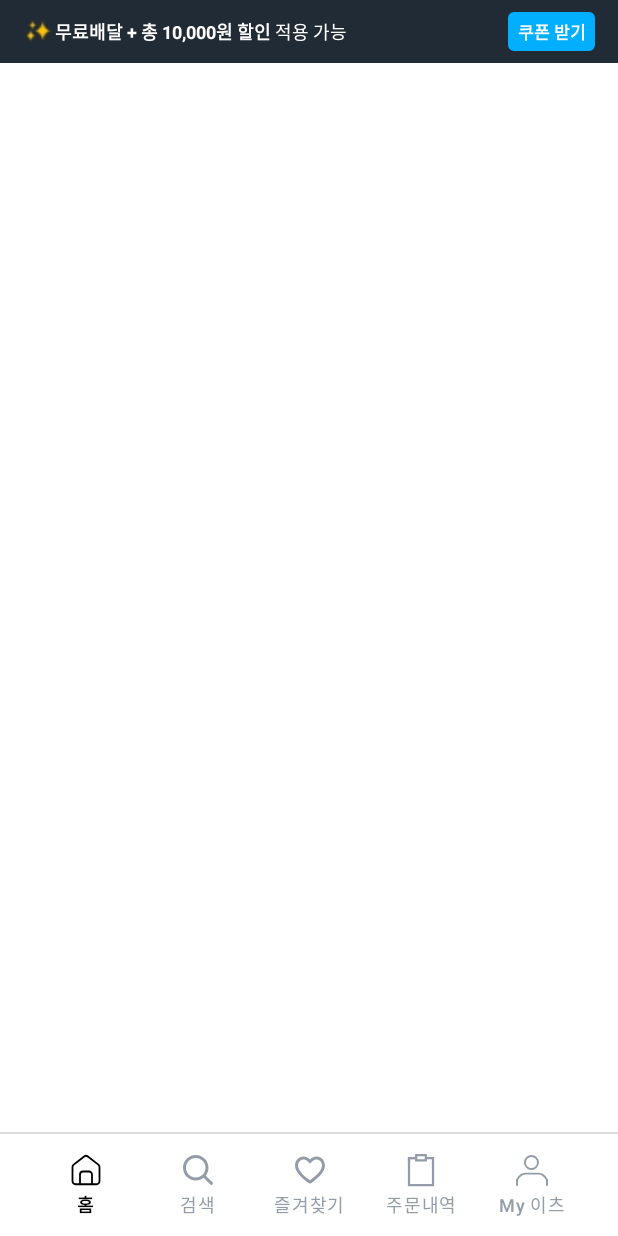
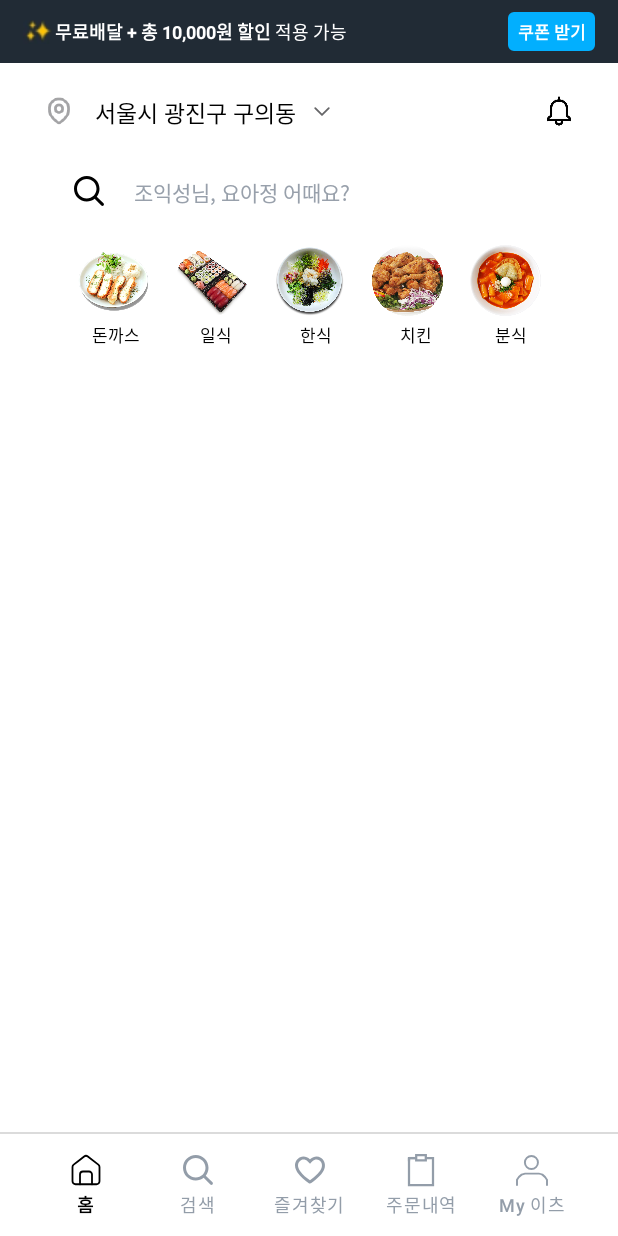
Before and after one commit to Konkuk-KUIT/KUIT4_Android, an Android app: the screen it shows after launch (MainActivity), on a phone screen of 412 x 824 dp. Run offline under Robolectric (Android 15) with nearby library versions, the phone set to English and light mode, and no system bars.

Commit message:
1주차 미션 조익성

```diff
--- /dev/null
+++ b/app/src/main/res/drawable/ic_home_down.xml
@@ -0,0 +1,13 @@
+<vector xmlns:android="http://schemas.android.com/apk/res/android"
+    android:width="16dp"
+    android:height="16dp"
+    android:viewportWidth="16"
+    android:viewportHeight="16">
+  <path
+      android:pathData="M3.475,6.125L8,10.651L12.526,6.125"
+      android:strokeLineJoin="round"
+      android:strokeWidth="1.2"
+      android:fillColor="#00000000"
+      android:strokeColor="#666668"
+      android:strokeLineCap="round"/>
+</vector>
--- /dev/null
+++ b/app/src/main/res/drawable/ic_home_search.xml
@@ -0,0 +1,10 @@
+<vector xmlns:android="http://schemas.android.com/apk/res/android"
+    android:width="20dp"
+    android:height="20dp"
+    android:viewportWidth="20"
+    android:viewportHeight="20">
+  <path
+      android:pathData="M13.762,15.176C12.314,16.318 10.487,17 8.5,17C3.806,17 0,13.194 0,8.5C0,3.806 3.806,0 8.5,0C13.194,0 17,3.806 17,8.5C17,10.487 16.318,12.314 15.176,13.762L19.657,18.243C20.047,18.633 20.047,19.266 19.657,19.657C19.266,20.047 18.633,20.047 18.243,19.657L13.762,15.176ZM15,8.5C15,12.09 12.09,15 8.5,15C4.91,15 2,12.09 2,8.5C2,4.91 4.91,2 8.5,2C12.09,2 15,4.91 15,8.5Z"
+      android:fillColor="#000000"
+      android:fillType="evenOdd"/>
+</vector>
--- a/app/src/main/res/layout/fragment_home.xml
+++ b/app/src/main/res/layout/fragment_home.xml
@@ -74,5 +74,161 @@
 
     </androidx.constraintlayout.widget.ConstraintLayout>
 
+    <ImageView
+        android:id="@+id/iv_home_marker"
+        android:layout_width="24dp"
+        android:layout_height="24dp"
+        android:layout_marginStart="27dp"
+        android:layout_marginTop="62dp"
+        android:src="@drawable/ic_home_marker"
+        app:layout_constraintStart_toStartOf="parent"
+        app:layout_constraintTop_toTopOf="parent" />
+
+    <TextView
+        android:id="@+id/tv_home_address"
+        android:layout_width="wrap_content"
+        android:layout_height="wrap_content"
+        android:layout_marginStart="12dp"
+        android:layout_marginTop="63dp"
+        android:text="서울시 광진구 구의동"
+        android:textColor="@color/black"
+        android:textSize="15sp"
+        app:layout_constraintStart_toEndOf="@id/iv_home_marker"
+        app:layout_constraintTop_toTopOf="parent" />
+
+    <ImageView
+        android:id="@+id/iv_home_bell"
+        android:layout_width="24dp"
+        android:layout_height="24dp"
+        android:layout_marginTop="62dp"
+        android:layout_marginEnd="27dp"
+        android:src="@drawable/ic_home_bell"
+        app:layout_constraintEnd_toEndOf="parent"
+        app:layout_constraintTop_toTopOf="parent" />
+
+    <ImageView
+        android:id="@+id/iv_home_down"
+        android:layout_width="16dp"
+        android:layout_height="16dp"
+        android:layout_marginStart="9dp"
+        android:layout_marginTop="66dp"
+        android:src="@drawable/ic_home_down"
+        app:layout_constraintStart_toEndOf="@id/tv_home_address"
+        app:layout_constraintTop_toTopOf="parent" />
+
+    <ImageView
+        android:id="@+id/iv_home_search"
+        android:layout_width="20dp"
+        android:layout_height="20dp"
+        android:layout_marginStart="22dp"
+        android:layout_marginTop="31dp"
+        android:src="@drawable/ic_home_search"
+        app:layout_constraintStart_toStartOf="@id/iv_home_marker"
+        app:layout_constraintTop_toBottomOf="@id/iv_home_marker" />
+
+    <TextView
+        android:id="@+id/tv_home_suggest"
+        android:layout_width="wrap_content"
+        android:layout_height="wrap_content"
+        android:layout_marginStart="20dp"
+        android:text="@string/suggest"
+        android:textColor="@color/suggest_color"
+        app:layout_constraintStart_toEndOf="@id/iv_home_search"
+        app:layout_constraintTop_toTopOf="@id/iv_home_search" />
+
+
+    <LinearLayout
+        android:id="@+id/ll_home_center_images"
+        android:layout_width="wrap_content"
+        android:layout_height="wrap_content"
+        android:layout_marginTop="26dp"
+        android:orientation="horizontal"
+        app:layout_constraintEnd_toEndOf="parent"
+        app:layout_constraintStart_toStartOf="parent"
+        app:layout_constraintTop_toBottomOf="@id/iv_home_search">
+
+        <ImageView
+            android:layout_width="47dp"
+            android:layout_height="47dp"
+            android:layout_marginEnd="18dp"
+            android:src="@drawable/img_porkcutlet" />
+
+        <ImageView
+            android:layout_width="47dp"
+            android:layout_height="47dp"
+            android:layout_marginEnd="18dp"
+            android:src="@drawable/img_japanesefood" />
+
+        <ImageView
+            android:layout_width="47dp"
+            android:layout_height="47dp"
+            android:layout_marginEnd="18dp"
+            android:src="@drawable/img_koreanfood" />
+
+        <ImageView
+            android:layout_width="47dp"
+            android:layout_height="47dp"
+            android:layout_marginEnd="18dp"
+            android:src="@drawable/chicken" />
+
+        <ImageView
+            android:layout_width="47dp"
+            android:layout_height="47dp"
+            android:src="@drawable/img_snackfood" />
+
+    </LinearLayout>
+
+    <LinearLayout
+        android:id="@+id/ll_home_center_texts"
+        android:layout_width="wrap_content"
+        android:layout_height="wrap_content"
+        android:layout_marginTop="4dp"
+        android:orientation="horizontal"
+        app:layout_constraintEnd_toEndOf="parent"
+        app:layout_constraintStart_toStartOf="parent"
+        app:layout_constraintTop_toBottomOf="@id/ll_home_center_images">
+
+        <TextView
+            android:layout_width="wrap_content"
+            android:layout_height="wrap_content"
+            android:layout_marginEnd="40dp"
+            android:text="@string/pork_cutlet"
+            android:textColor="@color/black"
+            android:textSize="11sp" />
+
+        <TextView
+            android:layout_width="wrap_content"
+            android:layout_height="wrap_content"
+            android:layout_marginEnd="45dp"
+            android:text="@string/japanese"
+            android:textColor="@color/black"
+            android:textSize="11sp" />
+
+        <TextView
+            android:layout_width="wrap_content"
+            android:layout_height="wrap_content"
+            android:layout_marginEnd="45dp"
+            android:text="@string/korean"
+            android:textColor="@color/black"
+            android:textSize="11sp" />
+
+        <TextView
+            android:layout_width="wrap_content"
+            android:layout_height="wrap_content"
+            android:layout_marginEnd="42dp"
+            android:text="@string/chicken"
+            android:textColor="@color/black"
+            android:textSize="11sp" />
+
+        <TextView
+            android:layout_width="wrap_content"
+            android:layout_height="wrap_content"
+            android:text="@string/snack_food"
+            android:textColor="@color/black"
+            android:textSize="11sp" />
+
+
+    </LinearLayout>
+
 
 </androidx.constraintlayout.widget.ConstraintLayout>
--- a/app/src/main/res/values/colors.xml
+++ b/app/src/main/res/values/colors.xml
@@ -3,4 +3,5 @@
     <color name="black">#FF000000</color>
     <color name="white">#FFFFFFFF</color>
     <color name="nav_unselected">#939DA9</color>
+    <color name="suggest_color">#98A0AB</color>
 </resources>
--- a/app/src/main/res/values/strings.xml
+++ b/app/src/main/res/values/strings.xml
@@ -2,4 +2,11 @@
     <string name="app_name">Kuit4AndroidPrivate</string>
     <!-- TODO: Remove or change this placeholder text -->
     <string name="hello_blank_fragment">Hello blank fragment</string>
+
+    <string name="suggest">조익성님, 요아정 어때요?</string>
+    <string name="pork_cutlet">돈까스</string>
+    <string name="japanese">일식</string>
+    <string name="korean">한식</string>
+    <string name="chicken">치킨</string>
+    <string name="snack_food">분식</string>
 </resources>
```
Also changed, not shown: app/src/main/res/drawable/chicken.png (added), app/src/main/res/drawable/ic_home_bell.png (added), app/src/main/res/drawable/ic_home_marker.png (added), app/src/main/res/drawable/img_japanesefood.png (added), app/src/main/res/drawable/img_koreanfood.png (added), app/src/main/res/drawable/img_porkcutlet.png (added), app/src/main/res/drawable/img_snackfood.png (added).
